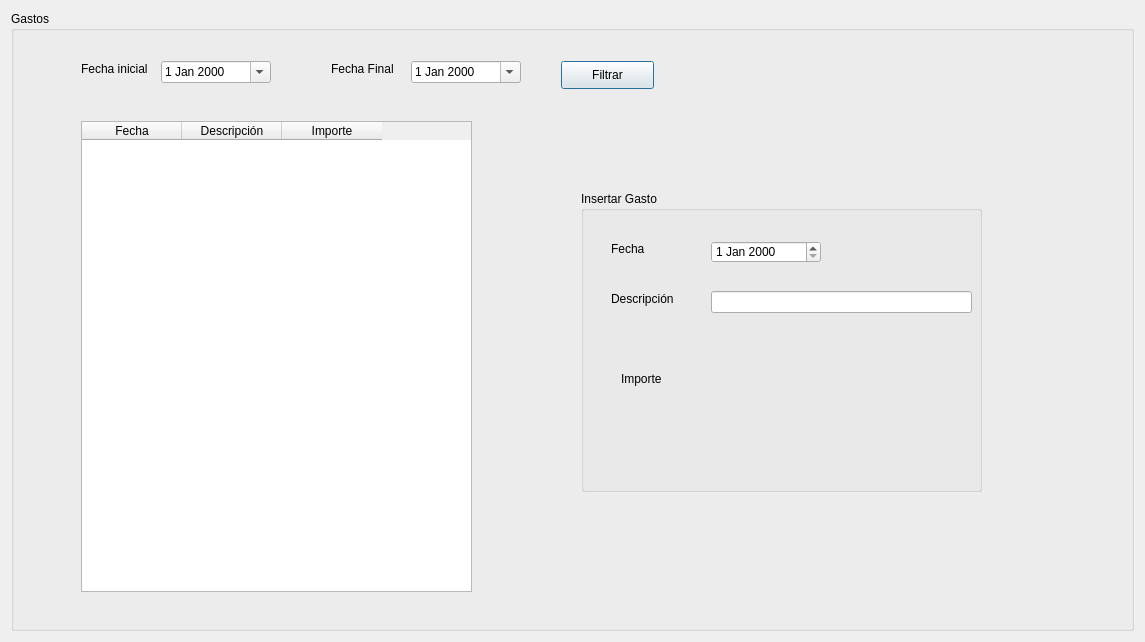
Before: the Qt Designer form RumbaBurger/form_gastos.ui in yordanlp/RumbaBurger, drawn with Qt 5.
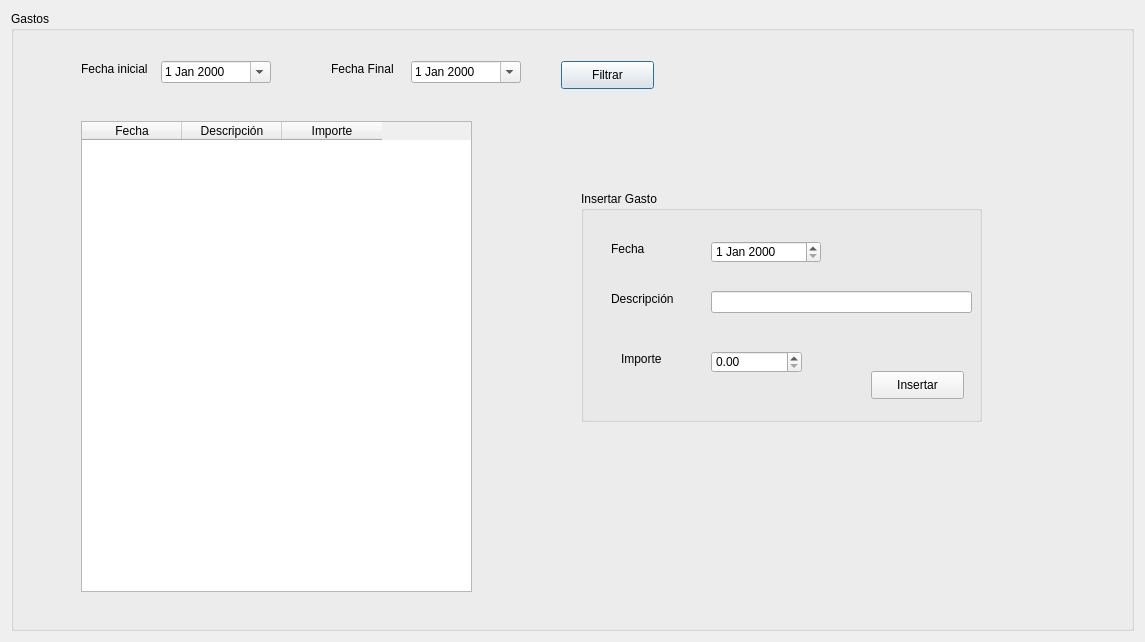
After: the same form once the commit is applied.

What changed in the file:
```diff
--- a/RumbaBurger/form_gastos.ui
+++ b/RumbaBurger/form_gastos.ui
@@ -115,7 +115,7 @@
         <x>570</x>
         <y>180</y>
         <width>401</width>
-        <height>301</height>
+        <height>231</height>
        </rect>
       </property>
       <property name="title">
@@ -148,7 +148,7 @@
        <property name="geometry">
         <rect>
          <x>40</x>
-         <y>180</y>
+         <y>160</y>
          <width>55</width>
          <height>16</height>
         </rect>
@@ -180,6 +180,32 @@
         </rect>
        </property>
       </widget>
+      <widget class="QDoubleSpinBox" name="sb_importe">
+       <property name="geometry">
+        <rect>
+         <x>130</x>
+         <y>160</y>
+         <width>91</width>
+         <height>22</height>
+        </rect>
+       </property>
+       <property name="maximum">
+        <double>1000000000000000.000000000000000</double>
+       </property>
+      </widget>
+      <widget class="QPushButton" name="pb_insertar">
+       <property name="geometry">
+        <rect>
+         <x>290</x>
+         <y>180</y>
+         <width>93</width>
+         <height>28</height>
+        </rect>
+       </property>
+       <property name="text">
+        <string>Insertar</string>
+       </property>
+      </widget>
      </widget>
     </widget>
    </item>
```
Left out of the diff: 12 changed lines with no effect on the pictures.
